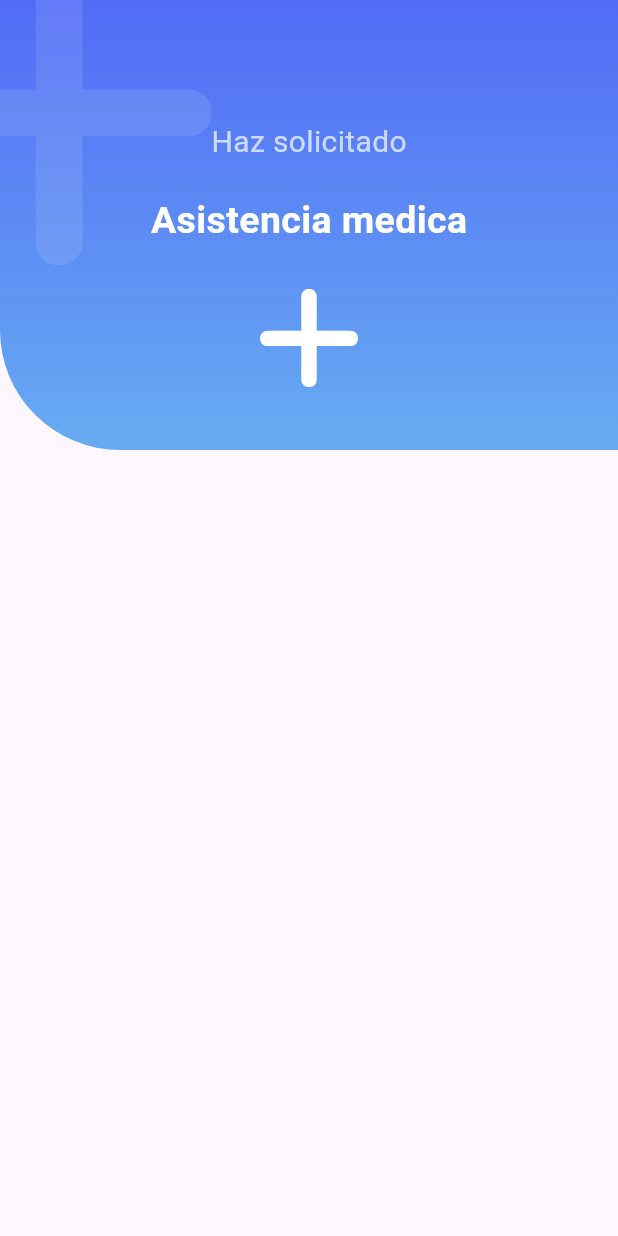
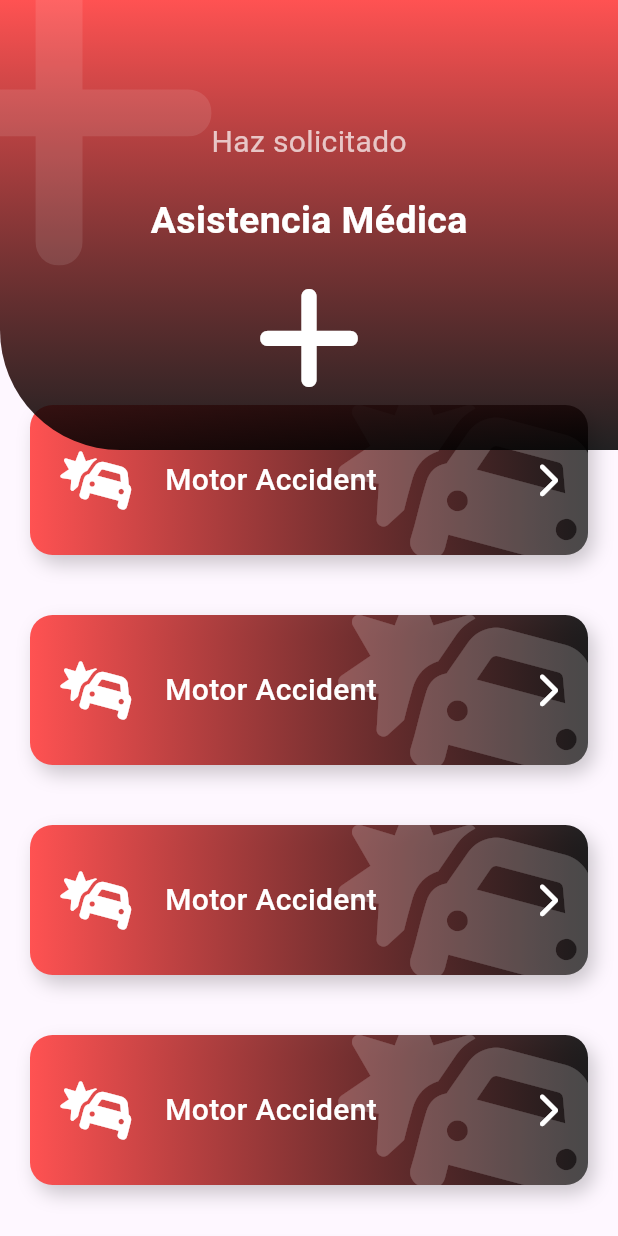
Before and after one commit to Neno2113/custom_painter, a Flutter app: the screen it shows after launch, on a phone screen of 412 x 824 dp. Run offline on Flutter 3.47's test engine with Material 3 defaults, Android fonts, the phone set to English and light mode, and no system bars; our stand-ins replace flutter_svg, font_awesome_flutter.

Commit message:
Add FatButton widget and enhance EmergencyScreen layout with dynamic buttons

```diff
--- a/lib/presentation/screens/emergency_screen.dart
+++ b/lib/presentation/screens/emergency_screen.dart
@@ -1,6 +1,17 @@
 import 'package:custom_painter/presentation/widgets/emergency_header.dart';
+import 'package:custom_painter/presentation/widgets/fat_button.dart';
 import 'package:flutter/material.dart';
+import 'package:font_awesome_flutter/font_awesome_flutter.dart';
 
+  class ItemBoton {
+
+  final IconData icon;
+  final String texto;
+  final Color color1;
+  final Color color2;
+
+  ItemBoton( this.icon, this.texto, this.color1, this.color2 );
+}
 
 
 class EmergencyScreen extends StatelessWidget {
@@ -8,8 +19,83 @@ class EmergencyScreen extends StatelessWidget {
 
   @override
   Widget build(BuildContext context) {
+
+    final items = <ItemBoton>[
+      ItemBoton( FontAwesomeIcons.carBurst, 'Motor Accident', const Color(0xff6989F5), const Color(0xff906EF5) ),
+      ItemBoton( FontAwesomeIcons.plus, 'Medical Emergency', const Color(0xff66A9F2), const Color(0xff536CF6) ),
+      ItemBoton( FontAwesomeIcons.masksTheater, 'Theft / Harrasement', const Color(0xffF2D572), const Color(0xffE06AA3) ),
+      ItemBoton( FontAwesomeIcons.personBiking, 'Awards', const Color(0xff317183), const Color(0xff46997D) ),
+      ItemBoton( FontAwesomeIcons.carBurst, 'Motor Accident', const Color(0xff6989F5), const Color(0xff906EF5) ),
+      ItemBoton( FontAwesomeIcons.plus, 'Medical Emergency', const Color(0xff66A9F2), const Color(0xff536CF6) ),
+      ItemBoton( FontAwesomeIcons.masksTheater, 'Theft / Harrasement', const Color(0xffF2D572), const Color(0xffE06AA3) ),
+      ItemBoton( FontAwesomeIcons.personBiking, 'Awards', const Color(0xff317183), const Color(0xff46997D) ),
+      ItemBoton( FontAwesomeIcons.carBurst, 'Motor Accident', const Color(0xff6989F5), const Color(0xff906EF5) ),
+      ItemBoton( FontAwesomeIcons.plus, 'Medical Emergency', const Color(0xff66A9F2), const Color(0xff536CF6) ),
+      ItemBoton( FontAwesomeIcons.masksTheater, 'Theft / Harrasement', const Color(0xffF2D572), const Color(0xffE06AA3) ),
+      ItemBoton( FontAwesomeIcons.personBiking, 'Awards', const Color(0xff317183), const Color(0xff46997D) ),
+    ];
+
     return Scaffold(
-      body: IconHeader(),
+      // backgroundColor: Colors.redAccent,
+      body: Stack(
+        children: [
+          ListView(
+          children: [
+            const SizedBox( height: 250,),
+            const FatButtonTemp(),
+            const FatButtonTemp(),
+            const FatButtonTemp(),
+            const FatButtonTemp(),
+            const FatButtonTemp(),
+            const FatButtonTemp(),
+            const FatButtonTemp(),
+          ],
+        ),
+          const IconHeader(
+            icon: FontAwesomeIcons.plus,
+            title: 'Asistencia Médica',
+            subtitle: 'Haz solicitado',
+            color1: Colors.redAccent,
+            color2: Colors.black87,
+          ),
+        ],
+      ),
     );
   }
 }
+
+class FatButtonTemp extends StatelessWidget {
+  const FatButtonTemp({
+    super.key,
+  });
+
+  @override
+  Widget build(BuildContext context) {
+    return FatButton(
+      text: 'Motor Accident',
+      icon: FontAwesomeIcons.carBurst,
+      color1: Colors.redAccent,
+      color2: Colors.black87,
+      onPress: (){
+        print('Motor Accident');
+      },
+    );
+  }
+}
+
+class ScreenHeader extends StatelessWidget {
+  const ScreenHeader({
+    super.key,
+  });
+
+  @override
+  Widget build(BuildContext context) {
+    return const IconHeader(
+      icon: FontAwesomeIcons.plus,
+      title: 'Emergencia',
+      subtitle: 'Haz solicitado',
+      color1: Colors.redAccent,
+      color2: Colors.black87,
+    );
+  }
+}
--- a/lib/presentation/widgets/emergency_header.dart
+++ b/lib/presentation/widgets/emergency_header.dart
@@ -7,29 +7,45 @@ import 'package:font_awesome_flutter/font_awesome_flutter.dart';
 
 class IconHeader extends StatelessWidget {
 
-  IconHeader({super.key});
+  final IconData icon;
+  final String title;
+  final String subtitle;
+  final Color color1;
+  final Color color2;
 
-  Color whiteColor = Colors.white.withOpacity(0.7);
+  const IconHeader({
+    super.key,
+    required this.icon,
+    required this.title,
+    required this.subtitle,
+    this.color1 = Colors.grey,
+    this.color2 = Colors.blueGrey
+  });
+
 
   @override
   Widget build(BuildContext context) {
+
+
+    Color whiteColor = Colors.white.withOpacity(0.7);
+
     return Stack(
       children: [
-        const _IconHeaderBackground(),
+        _IconHeaderBackground(color1, color2),
 
-        const Positioned(
+        Positioned(
           top: -50,
           left: -70,
-          child: FaIcon( FontAwesomeIcons.plus, size: 250, color: Colors.white10,)
+          child: FaIcon( icon, size: 250, color: Colors.white10,)
         ),
         Column(
           children: [
             const SizedBox( height: 80, width: double.infinity,),
-            Text('Haz solicitado', style: TextStyle(fontSize: 20, color: whiteColor),),
+            Text(subtitle, style: TextStyle(fontSize: 20, color: whiteColor),),
             const SizedBox( height: 20,),
-            const Text('Asistencia medica', style: TextStyle(fontSize: 25, fontWeight: FontWeight.bold, color: Colors.white),),
+            Text(title, style: const TextStyle(fontSize: 25, fontWeight: FontWeight.bold, color: Colors.white),),
             const SizedBox( height: 20,),
-            const FaIcon( FontAwesomeIcons.plus, size: 80, color: Colors.white,)
+            FaIcon( icon, size: 80, color: Colors.white,)
 
           ],
         )
@@ -39,22 +55,26 @@ class IconHeader extends StatelessWidget {
 }
 
 class _IconHeaderBackground extends StatelessWidget {
-  const _IconHeaderBackground();
+
+  final Color color1;
+  final Color color2;
+
+  const _IconHeaderBackground(this.color1, this.color2);
 
   @override
   Widget build(BuildContext context) {
     return Container(
       width: double.infinity,
       height: 300,
-      decoration: const BoxDecoration(
+      decoration: BoxDecoration(
       // color: Colors.red,
-      borderRadius: BorderRadius.only(bottomLeft: Radius.circular(80)),
+      borderRadius: const BorderRadius.only(bottomLeft: Radius.circular(80)),
       gradient: LinearGradient(
         begin: Alignment.topCenter,
         end: Alignment.bottomCenter,
         colors: [
-          Color(0xff526bf6),
-          Color(0xff67acf2),
+          color1,
+          color2
         ]
       )
 
--- /dev/null
+++ b/lib/presentation/widgets/fat_button.dart
@@ -0,0 +1,93 @@
+import 'package:flutter/material.dart';
+import 'package:font_awesome_flutter/font_awesome_flutter.dart';
+
+class FatButton extends StatelessWidget {
+
+
+  final IconData icon;
+  final String text;
+  final Color color1;
+  final Color color2;
+  final Function onPress;
+
+  const FatButton({
+    super.key,
+    this.icon = FontAwesomeIcons.circle,
+    required this.text,
+    this.color1 = Colors.blue,
+    this.color2 = Colors.blueGrey,
+    required this.onPress,
+  });
+
+  @override
+  Widget build(BuildContext context) {
+    return GestureDetector(
+      onTap: onPress as GestureTapCallback,
+      child: Stack(
+        children: [
+          _FatButtonBackground(color1, color2),
+
+          Row(
+            mainAxisAlignment: MainAxisAlignment.center,
+            children: [
+              const SizedBox( height: 140, width: 40,),
+              FaIcon( icon, size: 40, color: Colors.white,),
+              const SizedBox( width: 20,),
+              Expanded(child: Text(text, style: const TextStyle( color: Colors.white, fontSize: 20, fontWeight: FontWeight.w500),)),
+              const FaIcon( FontAwesomeIcons.chevronRight, color: Colors.white,),
+              const SizedBox( width: 40,),
+            ],
+          )
+        ],
+      ),
+    );
+  }
+}
+
+class _FatButtonBackground extends StatelessWidget {
+
+   final Color color1;
+  final Color color2;
+
+  const _FatButtonBackground(this.color1, this.color2);
+
+  @override
+  Widget build(BuildContext context) {
+    return Container(
+
+
+      width: double.infinity,
+      height: 100,
+      margin: const EdgeInsets.all(20),
+      decoration: BoxDecoration(
+        boxShadow: [
+          BoxShadow(
+            color: Colors.black.withOpacity(0.2),
+            offset: const Offset(4, 6),
+            blurRadius: 10
+          )
+        ],
+        borderRadius: BorderRadius.circular(15),
+        gradient: LinearGradient(
+          colors: [
+            color1,
+            color2
+          ]
+        )
+      ),
+
+      child: ClipRRect(
+        borderRadius: BorderRadius.circular(15),
+        child: Stack(
+          children: [
+            Positioned(
+              child: FaIcon( FontAwesomeIcons.carBurst, size: 150, color: Colors.white.withOpacity(0.2),),
+              top: -20,
+              right: -20,
+            )
+          ],
+        ),
+      ),
+    );
+  }
+}
```
